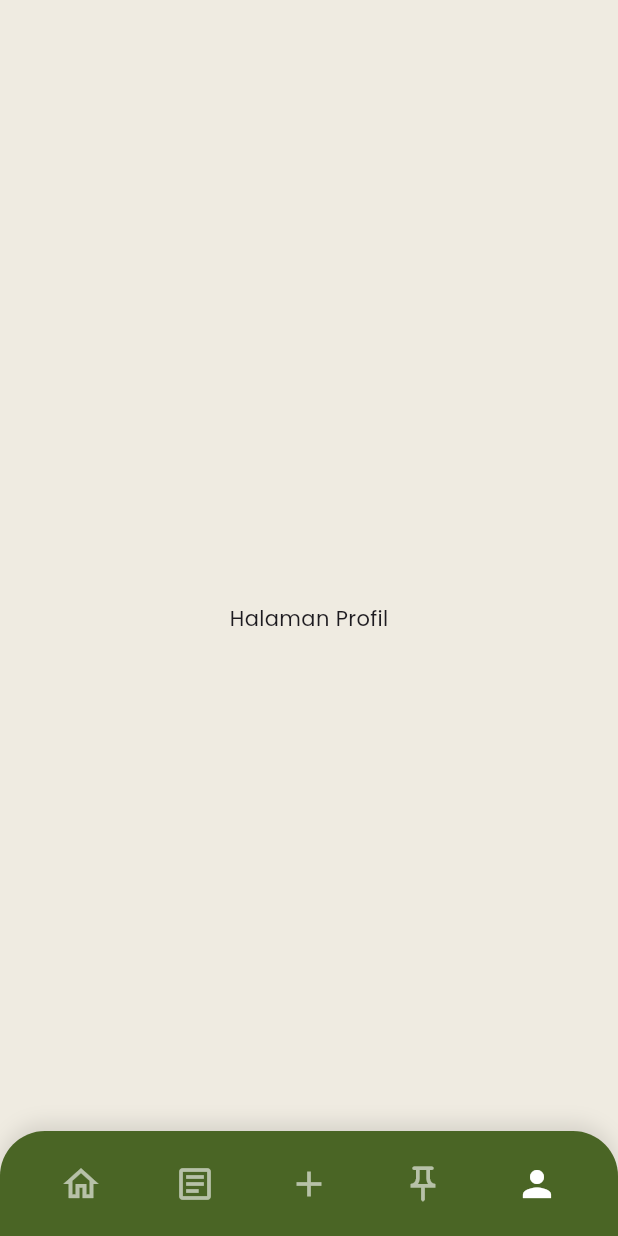
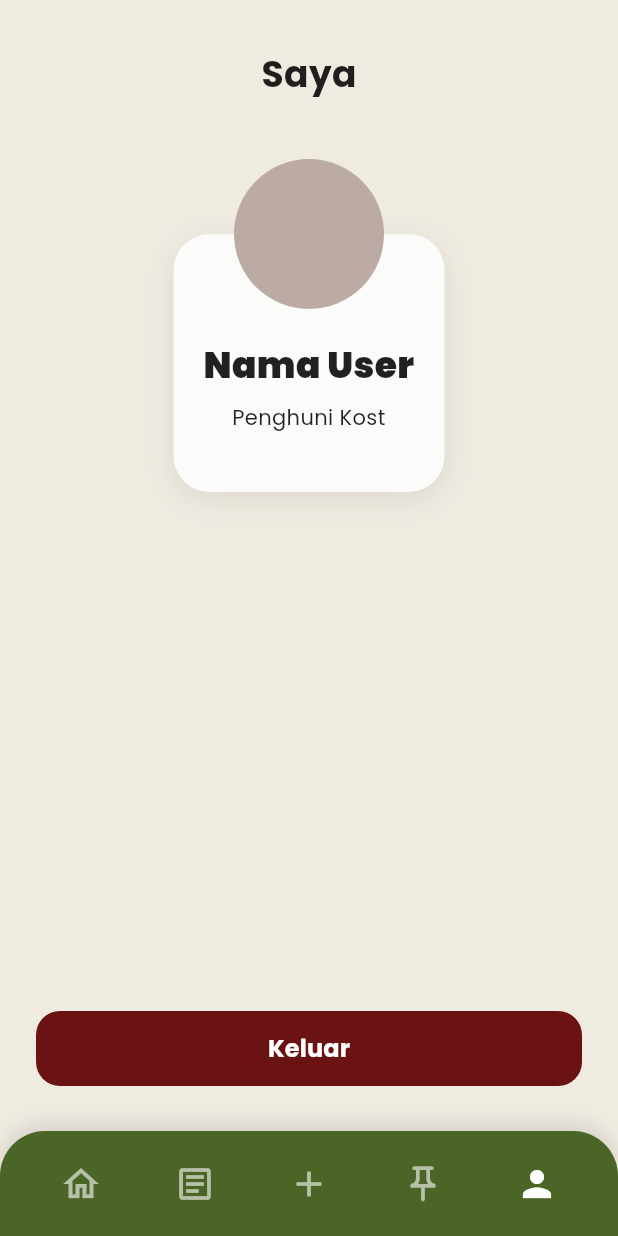
Before and after one commit to nezyazulfa/HunianKu, a Flutter app: the DashboardPage screen opened directly, item 5 of the bottom bar chosen, on a phone screen of 412 x 824 dp. Run offline on Flutter 3.47's test engine with Material 3 defaults, Android fonts, the phone set to English and light mode, and no system bars; our stand-ins replace flutter_dotenv, flutter_secure_storage, google_fonts, google_sign_in, hive, shared_preferences; missing offline and left inert: mongo_dart; accounts and stored records are empty; generated files the repository leaves out were written again; statements that could not run were skipped.

Commit message:
tambah ui profil

```diff
--- /dev/null
+++ b/hunianku/lib/features/auth/views/profil_page.dart
@@ -0,0 +1,164 @@
+import 'package:flutter/material.dart';
+import 'package:hunianku/services/session_service.dart';
+
+class ProfilePage extends StatefulWidget {
+  const ProfilePage({super.key});
+
+  @override
+  State<ProfilePage> createState() => _ProfilePageState();
+}
+
+class _ProfilePageState extends State<ProfilePage> {
+  String _userName = 'Memuat...';
+  String _userRole = '';
+
+  // Warna sesuai desain
+  final Color backgroundColor = const Color(0xFFEFEBE1); // Krem terang
+  final Color cardColor = const Color(0xFFFBFBF9); // Putih tulang
+  final Color buttonRed = const Color(0xFF6B1212); // Merah marun untuk tombol keluar
+  final Color avatarPlaceholderColor = const Color(0xFFBCAAA4); // Warna abu-abu kecoklatan untuk lingkaran
+
+  @override
+  void initState() {
+    super.initState();
+    _loadUserData();
+  }
+
+  // Mengambil nama dan role dari session saat halaman dimuat
+  Future<void> _loadUserData() async {
+    final nama = await SessionService.getNama() ?? 'Nama User';
+    final role = await SessionService.getRole() ?? 'penghuni';
+
+    setState(() {
+      _userName = nama;
+      // Mengubah huruf pertama role menjadi kapital agar rapi (cth: "pemilik" -> "Pemilik Kost")
+      if (role == 'pemilik') {
+        _userRole = 'Pemilik Kost';
+      } else {
+        _userRole = 'Penghuni Kost';
+      }
+    });
+  }
+
+  @override
+  Widget build(BuildContext context) {
+    return Scaffold(
+      backgroundColor: backgroundColor,
+      body: SafeArea(
+        child: Column(
+          children: [
+            const SizedBox(height: 32),
+
+            // --- JUDUL HALAMAN ---
+            const Text(
+              'Saya',
+              style: TextStyle(
+                fontSize: 24,
+                fontWeight: FontWeight.bold, // Pakai bold standar, bisa disesuaikan kalau punya custom font
+                color: Colors.black87,
+              ),
+            ),
+            const SizedBox(height: 40),
+
+            // --- CARD PROFIL DENGAN AVATAR MENGAMBANG ---
+            Stack(
+              alignment: Alignment.topCenter,
+              children: [
+                // 1. Card Putih (Diberi margin top agar posisinya turun ke bawah)
+                Container(
+                  margin: const EdgeInsets.only(
+                    top: 50, // Angka ini sama dengan radius avatar agar tepat di tengah
+                    left: 40,
+                    right: 40,
+                  ),
+                  padding: const EdgeInsets.only(
+                    top: 70, // Padding atas besar untuk memberi ruang bagi avatar
+                    bottom: 40,
+                    left: 20,
+                    right: 20,
+                  ),
+                  decoration: BoxDecoration(
+                    color: cardColor,
+                    borderRadius: BorderRadius.circular(24),
+                    boxShadow: [
+                      BoxShadow(
+                        color: Colors.black.withOpacity(0.08),
+                        blurRadius: 15,
+                        offset: const Offset(0, 5),
+                      ),
+                    ],
+                  ),
+                  child: Column(
+                    children: [
+                      Text(
+                        _userName,
+                        style: const TextStyle(
+                          fontSize: 24,
+                          fontWeight: FontWeight.w900,
+                          color: Colors.black87,
+                        ),
+                        textAlign: TextAlign.center,
+                      ),
+                      const SizedBox(height: 8),
+                      Text(
+                        _userRole,
+                        style: const TextStyle(
+                          fontSize: 14,
+                          color: Colors.black87,
+                        ),
+                        textAlign: TextAlign.center,
+                      ),
+                    ],
+                  ),
+                ),
+
+                // 2. Lingkaran Avatar (Ditumpuk di atas Card)
+                CircleAvatar(
+                  radius: 50, // Ukuran lingkaran
+                  backgroundColor: avatarPlaceholderColor,
+                  // Kalau nanti mau pakai foto profil dari database/asset, aktifkan ini:
+                  // backgroundImage: AssetImage('assets/default_profile.png'),
+                ),
+              ],
+            ),
+
+            // --- SPACER ---
+            // Spacer ini akan mendorong tombol "Keluar" terus ke bagian paling bawah layar
+            const Spacer(),
+
+            // --- TOMBOL KELUAR ---
+            Padding(
+              padding: const EdgeInsets.symmetric(horizontal: 24.0),
+              child: ElevatedButton(
+                onPressed: () {
+                  // TODO: Logika Logout
+                  // 1. Panggil SessionService.clearSession()
+                  // 2. Lempar user kembali ke halaman Login pakai Navigator.pushReplacement
+                },
+                style: ElevatedButton.styleFrom(
+                  backgroundColor: buttonRed,
+                  foregroundColor: Colors.white,
+                  minimumSize: const Size(double.infinity, 50), // Lebar penuh, tinggi 50
+                  elevation: 0,
+                  shape: RoundedRectangleBorder(
+                    borderRadius: BorderRadius.circular(16),
+                  ),
+                ),
+                child: const Text(
+                  'Keluar',
+                  style: TextStyle(
+                    fontSize: 16,
+                    fontWeight: FontWeight.bold,
+                  ),
+                ),
+              ),
+            ),
+
+            // Jarak tambahan di bawah tombol agar tidak tertutup oleh Bottom Navigation Bar
+            const SizedBox(height: 100),
+          ],
+        ),
+      ),
+    );
+  }
+}
--- a/hunianku/lib/features/dashboard/views/dashboard_page.dart
+++ b/hunianku/lib/features/dashboard/views/dashboard_page.dart
@@ -1,7 +1,7 @@
 import 'package:flutter/material.dart';
+import 'package:hunianku/features/auth/views/profil_page.dart';
 import 'package:hunianku/services/session_service.dart';
 import 'package:hunianku/features/dashboard/views/detail_kost_page.dart';
-import 'package:hunianku/features/dashboard/views/review_kost_page.dart';
 import 'package:hunianku/features/dashboard/controllers/dashboard_controller.dart';
 import 'package:hunianku/features/dashboard/model/kost_model.dart';
 import 'package:hunianku/features/tambah_kost/views/tambah_kost_page.dart';
@@ -58,7 +58,7 @@ class _DashboardPageState extends State<DashboardPage> {
       const Center(child: Text("Halaman Dokumen/Key")), // Index 1
       const AddKostPage(),   // Index 2: Halaman Tambah Kost
       const Center(child: Text("Halaman Edit/Pin")),   // Index 3
-      const Center(child: Text("Halaman Profil")),     // Index 4
+      const ProfilePage(),     // Index 4
     ];
 
     return Scaffold(
@@ -71,7 +71,7 @@ class _DashboardPageState extends State<DashboardPage> {
             // Konten berubah sesuai index yang dipilih
             pages[_selectedIndex],
 
-            // BOTTOM NAVIGATION BAR (Tetap Sama)
+            // Navbar tetap berada di paling atas (Stack layer teratas)
             Positioned(
               left: 0,
               right: 0,
@@ -297,14 +297,7 @@ class _DashboardPageState extends State<DashboardPage> {
                   children: [
                     Expanded(
                       child: ElevatedButton(
-                        onPressed: () {
-                          Navigator.push(
-                            context,
-                            MaterialPageRoute(
-                              builder: (context) => ReviewKostPage(kostData: data),
-                            ),
-                          );
-                        },
+                        onPressed: () {},
                         style: ElevatedButton.styleFrom(
                           backgroundColor: buttonYellow,
                           foregroundColor: Colors.white,
```
